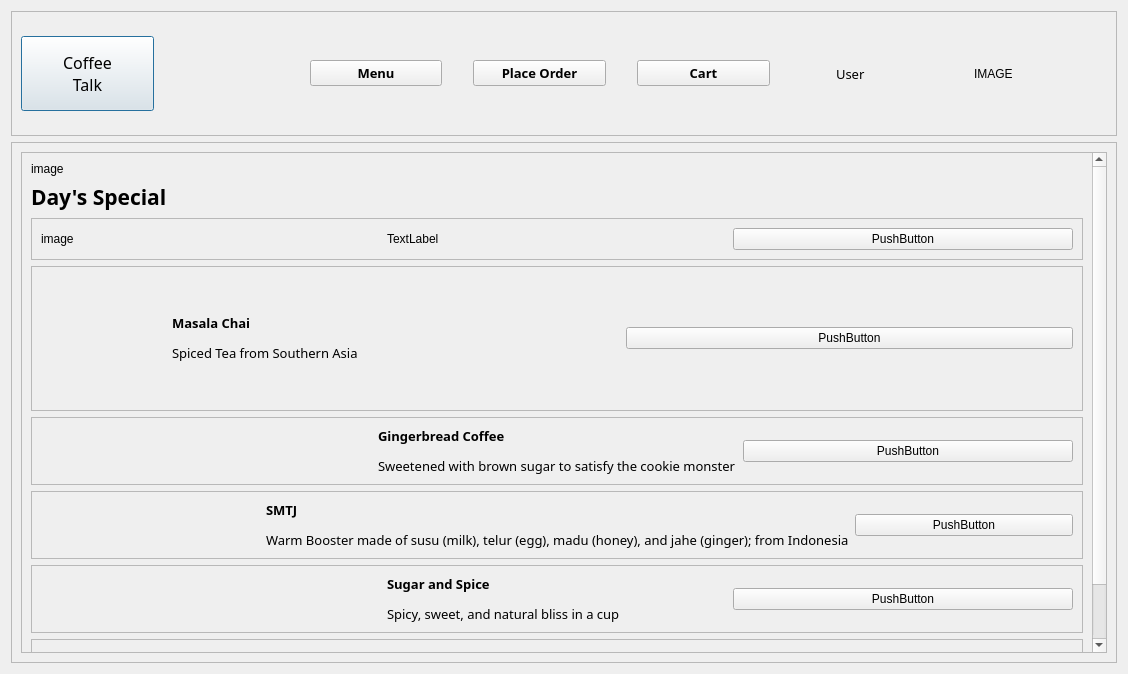
NicolasChavezC/CoffeeShop, file views/menu.ui: the form before one commit.
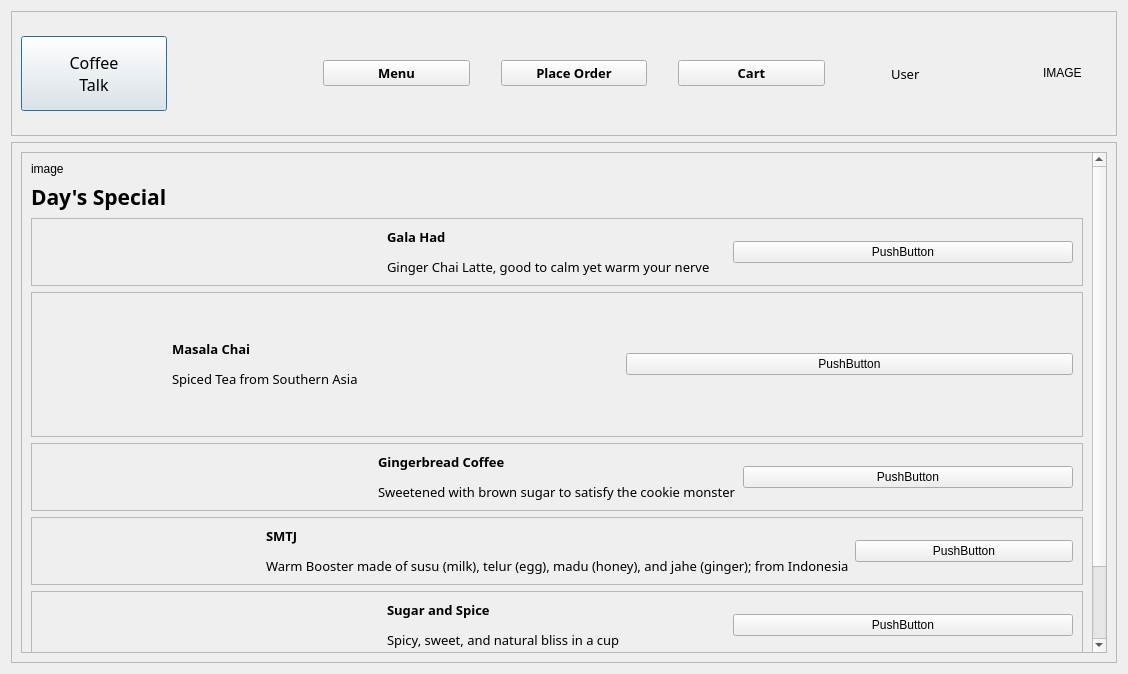
The form after the commit. Icons and pictures are not drawn.

The edit to the form file:
```diff
--- a/views/menu.ui
+++ b/views/menu.ui
@@ -179,6 +179,21 @@
       </item>
       <item>
        <widget class="QLabel" name="label">
+        <property name="minimumSize">
+         <size>
+          <width>64</width>
+          <height>64</height>
+         </size>
+        </property>
+        <property name="maximumSize">
+         <size>
+          <width>64</width>
+          <height>64</height>
+         </size>
+        </property>
+        <property name="styleSheet">
+         <string notr="true">border-image: url(&quot;img/Is_this_it.webp&quot;)</string>
+        </property>
         <property name="text">
          <string>IMAGE</string>
         </property>
@@ -205,9 +220,9 @@
          <property name="geometry">
           <rect>
            <x>0</x>
-           <y>0</y>
-           <width>1071</width>
-           <height>546</height>
+           <y>-160</y>
+           <width>1059</width>
+           <height>654</height>
           </rect>
          </property>
          <layout class="QVBoxLayout" name="verticalLayout_2">
@@ -247,15 +262,23 @@
             <layout class="QHBoxLayout" name="horizontalLayout_2">
              <item>
               <widget class="QLabel" name="label_16">
+               <property name="styleSheet">
+                <string notr="true">border-image: url(&quot;img/Gala_Had.webp&quot;)</string>
+               </property>
                <property name="text">
-                <string>image</string>
+                <string/>
                </property>
               </widget>
              </item>
              <item>
               <widget class="QLabel" name="label_15">
+               <property name="font">
+                <font>
+                 <family>Century Gothic</family>
+                </font>
+               </property>
                <property name="text">
-                <string>TextLabel</string>
+                <string>&lt;html&gt;&lt;head/&gt;&lt;body&gt;&lt;p&gt;&lt;span style=&quot; font-size:10pt; font-weight:600;&quot;&gt;Gala Had&lt;/span&gt;&lt;/p&gt;&lt;p&gt;&lt;span style=&quot; font-size:10pt;&quot;&gt;Ginger Chai Latte, good to calm yet warm your nerve&lt;/span&gt;&lt;/p&gt;&lt;/body&gt;&lt;/html&gt;</string>
                </property>
               </widget>
              </item>
```
